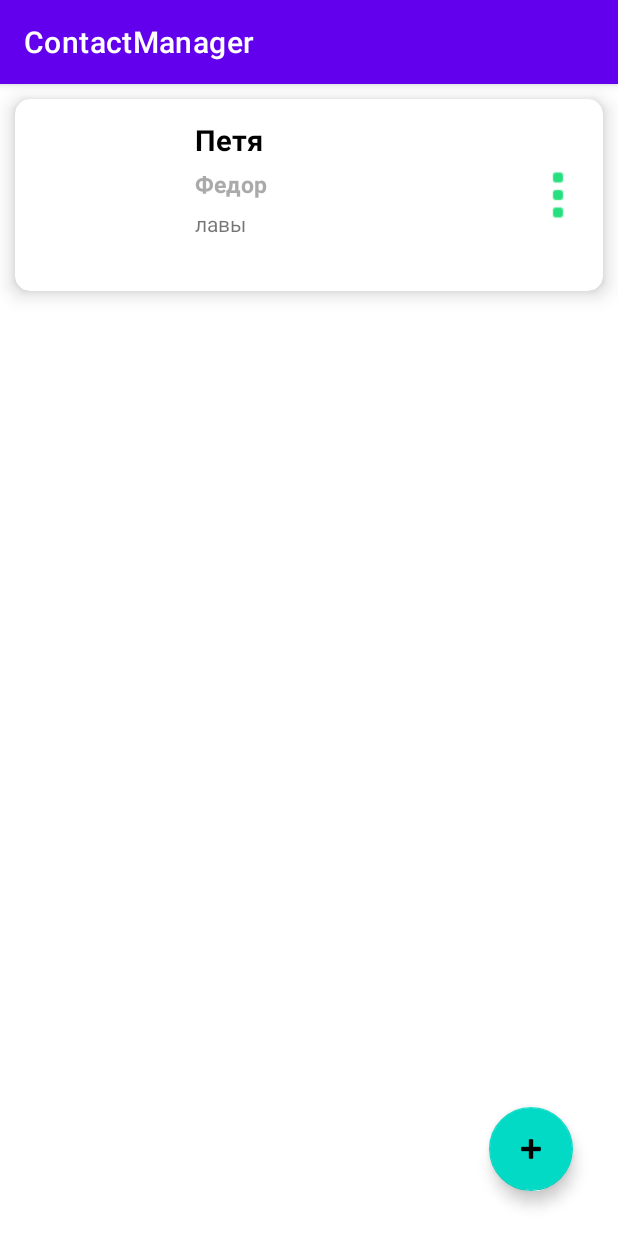
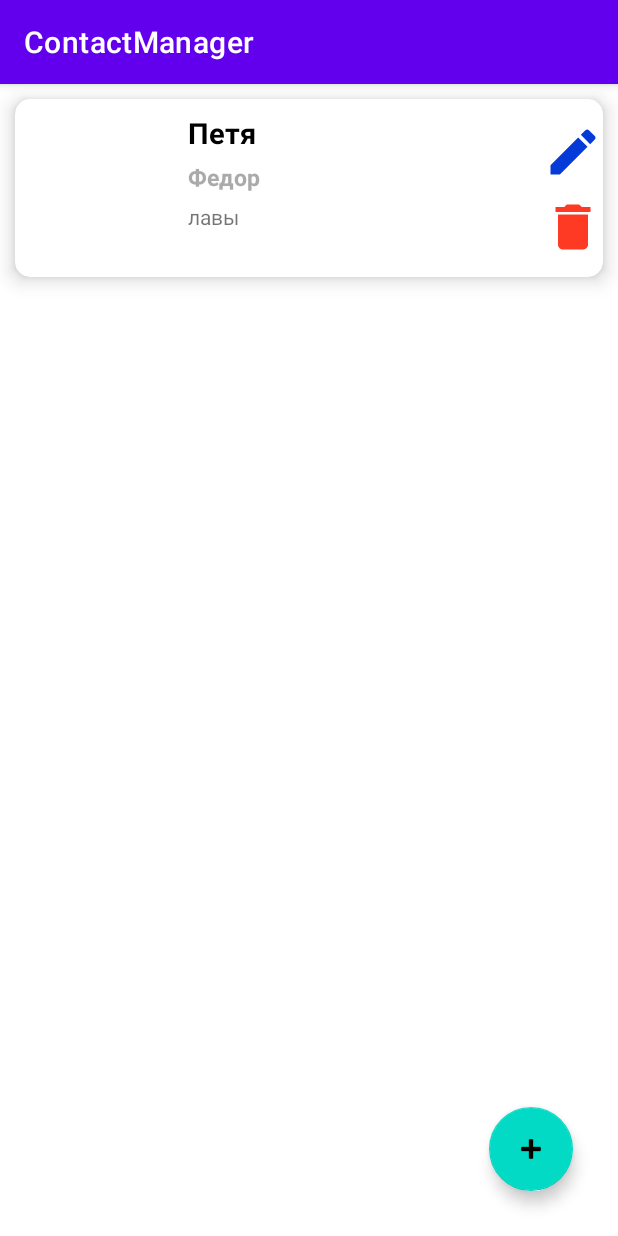
Before and after one commit to Serg8787/ContactManager, an Android app: the screen it shows after launch (MainActivity), on a phone screen of 412 x 824 dp. Run offline under Robolectric (Android 15) with nearby library versions, the phone set to English and light mode, and no system bars.

Commit message:
add item good

```diff
--- a/app/src/main/java/com/example/contactmanager/ContactAdapter.kt
+++ b/app/src/main/java/com/example/contactmanager/ContactAdapter.kt
@@ -1,14 +1,18 @@
 package com.example.contactmanager
 
+import android.app.AlertDialog
 import android.content.Context
 import android.view.LayoutInflater
 import android.view.View
 import android.view.ViewGroup
 import android.widget.ImageView
 import android.widget.TextView
+import android.widget.Toast
+import androidx.fragment.app.FragmentManager
 import androidx.recyclerview.widget.RecyclerView
 
-class ContactAdapter(val contactList:ArrayList<Contact>, val context:Context,val callback:ContactCallBack):RecyclerView.Adapter<ContactViewHolder>(){
+class ContactAdapter(val contactList:ArrayList<Contact>, val context:Context,val callback:ContactCallBack):
+    RecyclerView.Adapter<ContactViewHolder>(){
     override fun onCreateViewHolder(parent: ViewGroup, viewType: Int): ContactViewHolder {
         val inflater = LayoutInflater.from(parent.context)
         val v  = inflater.inflate(R.layout.item_contact,parent,false)
@@ -20,7 +24,29 @@ class ContactAdapter(val contactList:ArrayList<Contact>, val context:Context,val
         holder.name.text = contactList[position].name
         holder.lastName.text = contactList[position].lastName
         holder.email.text = contactList[position].email
-        holder.editDeleteItem.setOnClickListener { callback.itemContactSelected(position) }
+        holder.editItem.setOnClickListener {
+            callback.itemContactSelected(position)
+        }
+
+        holder.deleteItem.setOnClickListener {
+            val builder = AlertDialog.Builder(context)
+                .setTitle("Delete Сontact")
+                .setIcon(R.drawable.ic_warning)
+                .setMessage("Are you sure delete this Information")
+                .setPositiveButton("Yes"){
+                        dialog,_->
+                    contactList.removeAt(position)
+                    notifyDataSetChanged()
+                    Toast.makeText(context,"Deleted this Contact", Toast.LENGTH_SHORT).show()
+                    dialog.dismiss()
+                }
+                .setNegativeButton("No"){
+                        dialog,_->
+                    dialog.dismiss()
+                }
+                .create()
+                .show()
+        }
     }
 
     override fun getItemCount(): Int = contactList.size
@@ -30,15 +56,16 @@ class ContactViewHolder(val v: View): RecyclerView.ViewHolder(v) {
     var lastName: TextView
     var email: TextView
     var avatar: ImageView
-    var editDeleteItem: ImageView
+    var editItem: ImageView
+    var deleteItem: ImageView
 
     init {
         avatar = v.findViewById(R.id.ivAvatarItem)
         name = v.findViewById(R.id.tvNameItem)
         lastName = v.findViewById(R.id.tvLastNameItem)
         email = v.findViewById(R.id.tvEmailItem)
-
-        editDeleteItem = v.findViewById(R.id.ivEditDeleteItem)
+        editItem = v.findViewById(R.id.ivEditItem)
+        deleteItem = v.findViewById(R.id.ivDeleteItem)
     }
 }
     interface ContactCallBack{
--- /dev/null
+++ b/app/src/main/res/drawable-v24/ic_delete.xml
@@ -0,0 +1,5 @@
+<vector android:height="24dp" android:tint="#FE3924"
+    android:viewportHeight="24" android:viewportWidth="24"
+    android:width="24dp" xmlns:android="http://schemas.android.com/apk/res/android">
+    <path android:fillColor="@android:color/white" android:pathData="M6,19c0,1.1 0.9,2 2,2h8c1.1,0 2,-0.9 2,-2V7H6v12zM19,4h-3.5l-1,-1h-5l-1,1H5v2h14V4z"/>
+</vector>
--- /dev/null
+++ b/app/src/main/res/drawable-v24/ic_edit.xml
@@ -0,0 +1,5 @@
+<vector android:height="24dp" android:tint="#043AD8"
+    android:viewportHeight="24" android:viewportWidth="24"
+    android:width="24dp" xmlns:android="http://schemas.android.com/apk/res/android">
+    <path android:fillColor="@android:color/white" android:pathData="M3,17.25V21h3.75L17.81,9.94l-3.75,-3.75L3,17.25zM20.71,7.04c0.39,-0.39 0.39,-1.02 0,-1.41l-2.34,-2.34c-0.39,-0.39 -1.02,-0.39 -1.41,0l-1.83,1.83 3.75,3.75 1.83,-1.83z"/>
+</vector>
--- /dev/null
+++ b/app/src/main/res/drawable-v24/ic_warning.xml
@@ -0,0 +1,5 @@
+<vector android:height="24dp" android:tint="#FE0000"
+    android:viewportHeight="24" android:viewportWidth="24"
+    android:width="24dp" xmlns:android="http://schemas.android.com/apk/res/android">
+    <path android:fillColor="@android:color/white" android:pathData="M1,21h22L12,2 1,21zM13,18h-2v-2h2v2zM13,14h-2v-4h2v4z"/>
+</vector>
--- a/app/src/main/res/layout/activity_main.xml
+++ b/app/src/main/res/layout/activity_main.xml
@@ -27,6 +27,7 @@
         android:layout_width="match_parent"
         android:layout_height="match_parent"
         tools:ignore="MissingConstraints" />
+
     <FrameLayout
         android:id="@+id/frameAdd"
         android:layout_width="match_parent"
--- a/app/src/main/res/layout/item_contact.xml
+++ b/app/src/main/res/layout/item_contact.xml
@@ -1,26 +1,26 @@
 <?xml version="1.0" encoding="utf-8"?>
 <androidx.cardview.widget.CardView xmlns:android="http://schemas.android.com/apk/res/android"
+    xmlns:app="http://schemas.android.com/apk/res-auto"
     xmlns:tools="http://schemas.android.com/tools"
     android:layout_width="match_parent"
     android:layout_height="wrap_content"
-    xmlns:app="http://schemas.android.com/apk/res-auto"
+    android:layout_margin="10dp"
     app:cardCornerRadius="10dp"
     app:cardElevation="8dp"
-    app:cardMaxElevation="5dp"
-    android:layout_margin="10dp"
-    >
+    app:cardMaxElevation="5dp">
+
     <LinearLayout
-        android:orientation="horizontal"
         android:layout_width="match_parent"
-        android:layout_height="wrap_content">
+        android:layout_height="wrap_content"
+        android:orientation="horizontal">
 
         <androidx.constraintlayout.widget.ConstraintLayout
+            android:layout_width="wrap_content"
+            android:layout_height="wrap_content"
+            android:layout_margin="5dp"
             android:layout_weight="1"
             android:orientation="vertical"
-            android:layout_margin="10dp"
-            android:padding="4dp"
-            android:layout_width="wrap_content"
-            android:layout_height="wrap_content">
+            android:padding="4dp">
 
             <ImageView
                 android:id="@+id/ivAvatarItem"
@@ -31,52 +31,72 @@
                 app:layout_constraintStart_toStartOf="parent"
                 app:layout_constraintTop_toTopOf="parent"
                 app:srcCompat="@android:drawable/ic_menu_my_calendar" />
+
             <TextView
                 android:id="@+id/tvNameItem"
+                android:layout_width="0dp"
+                android:layout_height="wrap_content"
+                android:layout_margin="6dp"
                 android:text="Name"
                 android:textColor="@color/black"
                 android:textSize="19sp"
                 android:textStyle="bold"
-                android:layout_margin="6dp"
-                android:layout_width="0dp"
-                android:layout_height="wrap_content"
                 app:layout_constraintEnd_toEndOf="parent"
                 app:layout_constraintStart_toEndOf="@+id/ivAvatarItem"
                 tools:ignore="MissingConstraints" />
+
             <TextView
                 android:id="@+id/tvLastNameItem"
+                android:layout_width="0dp"
+                android:layout_height="wrap_content"
+                android:layout_margin="6dp"
                 android:text="LastName"
                 android:textColor="@android:color/darker_gray"
                 android:textSize="15sp"
                 android:textStyle="bold"
-                android:layout_margin="6dp"
-                android:layout_width="0dp"
-                android:layout_height="wrap_content"
                 app:layout_constraintEnd_toEndOf="parent"
-                app:layout_constraintTop_toBottomOf="@+id/tvNameItem"
-                app:layout_constraintStart_toEndOf="@+id/ivAvatarItem" />
+                app:layout_constraintStart_toEndOf="@+id/ivAvatarItem"
+                app:layout_constraintTop_toBottomOf="@+id/tvNameItem" />
 
 
             <TextView
                 android:id="@+id/tvEmailItem"
                 android:layout_width="0dp"
+                android:layout_height="wrap_content"
+                android:layout_margin="6dp"
                 android:text="Email"
-                android:layout_margin="6dp"
-                android:layout_height="wrap_content"
-                tools:ignore="MissingConstraints"
                 app:layout_constraintEnd_toEndOf="parent"
+                app:layout_constraintStart_toEndOf="@+id/ivAvatarItem"
                 app:layout_constraintTop_toBottomOf="@+id/tvLastNameItem"
-                app:layout_constraintStart_toEndOf="@+id/ivAvatarItem"/>
+                tools:ignore="MissingConstraints" />
         </androidx.constraintlayout.widget.ConstraintLayout>
 
 
-        <ImageView
-            android:id="@+id/ivEditDeleteItem"
-            android:src="@drawable/icons8_two_points_48dp_green"
-            android:layout_gravity="center"
-            android:layout_margin="10dp"
-            android:layout_width="40dp"
-            android:layout_height="40dp"/>
+        <androidx.constraintlayout.widget.ConstraintLayout
+            android:layout_width="wrap_content"
+            android:layout_height="match_parent"
+            android:paddingTop="15dp">
+
+            <ImageView
+                android:id="@+id/ivEditItem"
+                android:layout_width="40dp"
+                android:layout_height="40dp"
+                android:layout_gravity="center"
+                android:src="@drawable/ic_edit"
+                tools:ignore="MissingConstraints" />
+
+            <ImageView
+                android:id="@+id/ivDeleteItem"
+                android:layout_width="40dp"
+                android:layout_height="40dp"
+                android:layout_gravity="center"
+                android:layout_margin="10dp"
+                android:src="@drawable/ic_delete"
+                app:layout_constraintTop_toBottomOf="@id/ivEditItem"
+                tools:ignore="MissingConstraints" />
+
+        </androidx.constraintlayout.widget.ConstraintLayout>
     </LinearLayout>
 
+
 </androidx.cardview.widget.CardView>
```
Also changed, not shown: app/src/main/java/com/example/contactmanager/FragmentAddContact.kt (added, +67 -0 lines), app/src/main/java/com/example/contactmanager/FragmentDeleteEdit.kt (deleted, +0 -94 lines), app/src/main/java/com/example/contactmanager/FragmentEdit.kt (added, +64 -0 lines), app/src/main/java/com/example/contactmanager/MainActivity.kt (+4 -8 lines), app/src/main/res/drawable-v24/ic_add.xml (added, +10 -0 lines), app/src/main/res/layout/fragment_edit.xml (added, +82 -0 lines).
